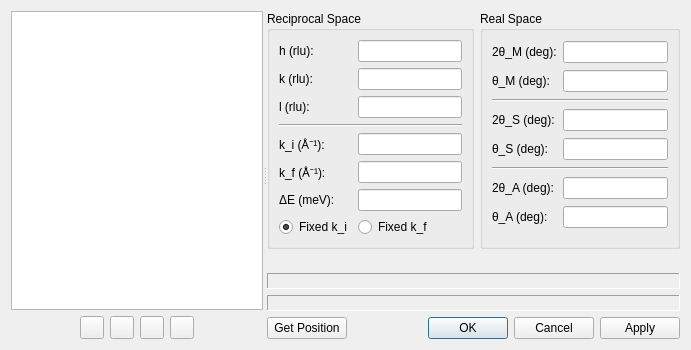
Before: the Qt Designer form ui/goto.ui in tweber-ill/frm_mirror-takin1, drawn with Qt 5.
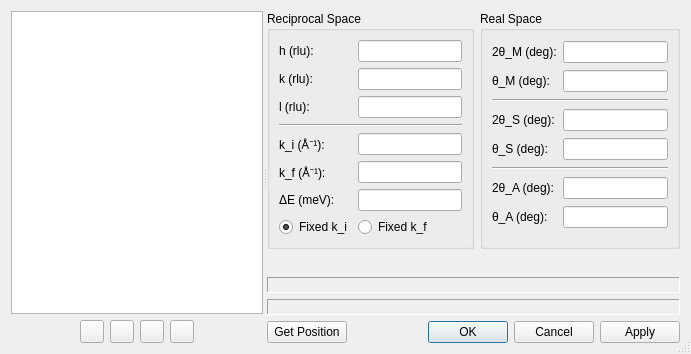
After: the same form once the commit is applied.

Patch:
```diff
--- a/ui/goto.ui
+++ b/ui/goto.ui
@@ -7,12 +7,15 @@
     <x>0</x>
     <y>0</y>
     <width>691</width>
-    <height>350</height>
+    <height>354</height>
    </rect>
   </property>
   <property name="windowTitle">
    <string>Go to Position</string>
   </property>
+  <property name="sizeGripEnabled">
+   <bool>true</bool>
+  </property>
   <layout class="QGridLayout" name="gridLayout_5">
    <item row="0" column="0">
     <widget class="QSplitter" name="splitter">
```
